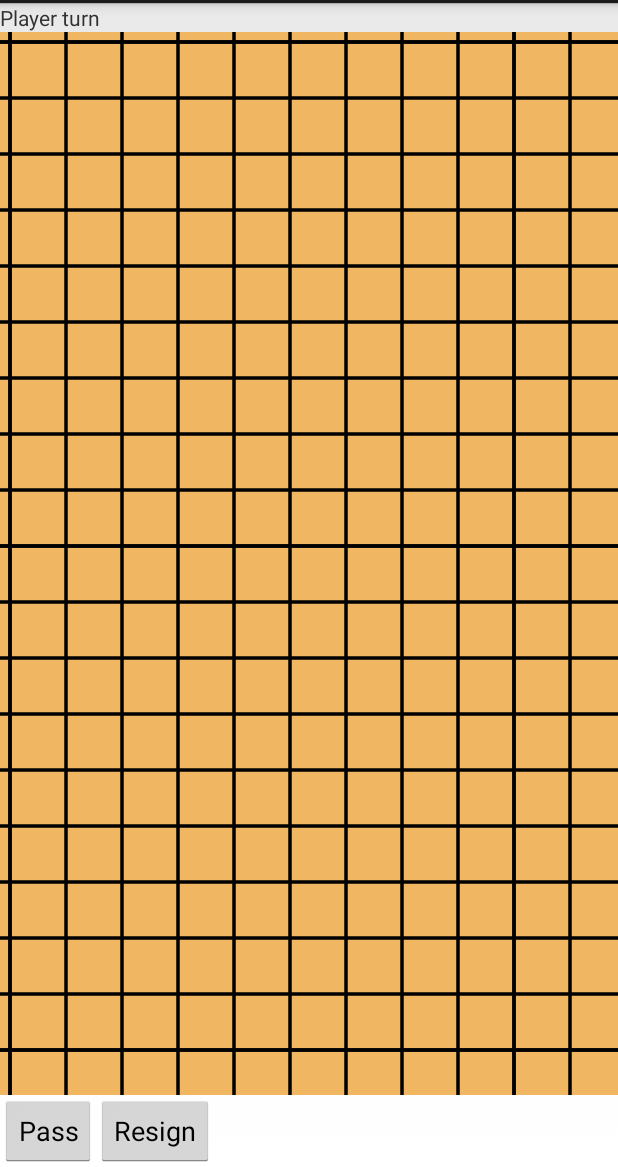
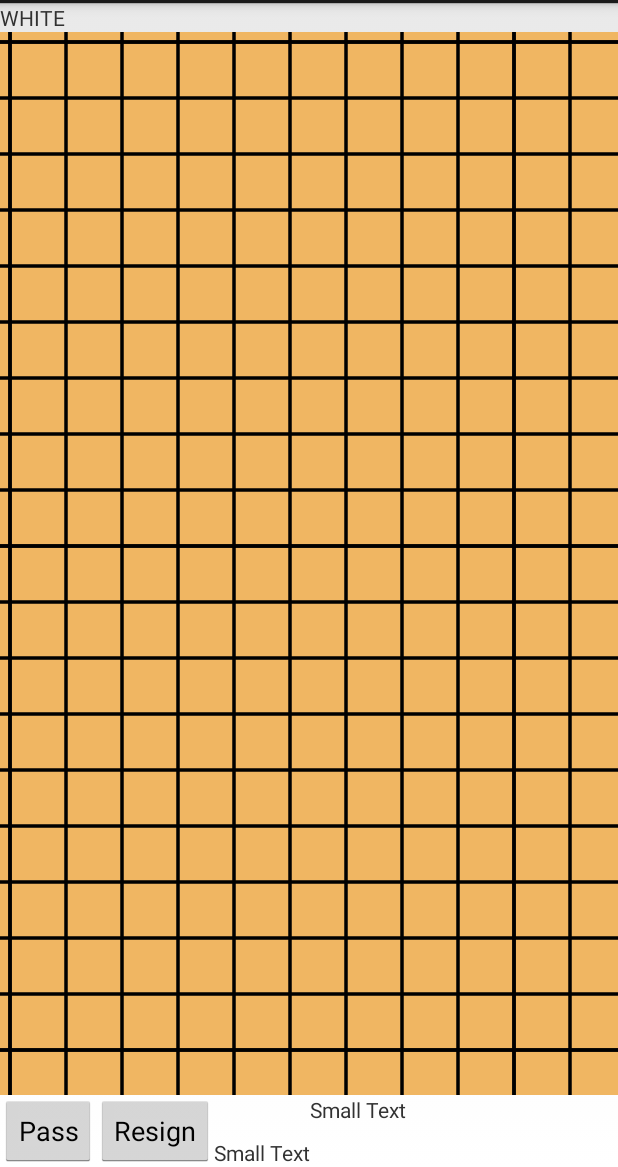
Before and after one commit to beothorn/Torogo, an Android app: the screen it shows after launch (ToroidalGoActivity), in the options menu, after a tap on "Settings", on a phone screen of 412 x 824 dp, the part 69-1236 px from its top. Run offline under Robolectric (Android 15) with nearby library versions, the phone set to English and light mode, and no system bars.

Commit message:
Show final score

```diff
--- a/app/src/main/java/beothorn/github/com/toroidalgo/GoGameController.java
+++ b/app/src/main/java/beothorn/github/com/toroidalgo/GoGameController.java
@@ -1,15 +1,24 @@
 package beothorn.github.com.toroidalgo;
 
+import android.view.View;
+import android.widget.Button;
+import android.widget.TextView;
+
+import beothorn.github.com.toroidalgo.go.impl.logic.BoardListener;
 import beothorn.github.com.toroidalgo.go.impl.logic.GoBoard;
 import beothorn.github.com.toroidalgo.go.impl.logic.ToroidalGoBoard;
 
-public class GoGameController {
+public class GoGameController implements BoardListener{
 
     private GoBoard goBoard;
     private int size = 9;
+    private TextView stateLabel;
+    private TextView blackScore;
+    private TextView whiteScore;
 
     public GoGameController(){
         goBoard = new ToroidalGoBoard(size);
+        goBoard.setBoardListener(this);
     }
 
     public void play(GoBoard.StoneColor player, int line, int column){
@@ -24,4 +33,48 @@ public class GoGameController {
     public int getSize() {
         return size;
     }
+
+    private String nextToPlay(){
+        if(goBoard.nextToPlay() == null){
+            return "game ended";
+        }
+        return goBoard.nextToPlay().toString();
+    }
+
+    public void setStateLabel(TextView stateLabel) {
+        this.stateLabel = stateLabel;
+    }
+
+    public void setPassButton(Button passButton) {
+        passButton.setOnClickListener(new View.OnClickListener() {
+            @Override
+            public void onClick(View view) {
+                goBoard.passTurn();
+                stateLabel.setText(nextToPlay());
+            }
+        });
+    }
+
+    @Override
+    public void updateScore(int _blackScore, int _whiteScore) {
+        blackScore.setText("black "+_blackScore);
+        whiteScore.setText("white "+_whiteScore);
+    }
+
+    @Override
+    public void nextToPlay(GoBoard.StoneColor _nextToPlay) {
+        if(_nextToPlay == null){
+            stateLabel.setText("Game ended");
+        }else{
+            stateLabel.setText(_nextToPlay.toString());
+        }
+    }
+
+    public void setBlackScore(TextView blackScore) {
+        this.blackScore = blackScore;
+    }
+
+    public void setWhiteScore(TextView whiteScore) {
+        this.whiteScore = whiteScore;
+    }
 }
--- a/app/src/main/java/beothorn/github/com/toroidalgo/GoView.java
+++ b/app/src/main/java/beothorn/github/com/toroidalgo/GoView.java
@@ -20,7 +20,6 @@ public class GoView extends View{
 
     private float mLastBoardX;
     private float mLastBoardY;
-
 
     private int blockSize = 30;
     private int moveTolerance = 10;
@@ -161,6 +160,7 @@ public class GoView extends View{
         for(int line = 0; line < boardSize; line++){
             for(int column = 0; column < boardSize; column++){
                 if(controller.getPieceAt(line, column) == null) continue;
+
                 if(controller.getPieceAt(line, column).equals(GoBoard.StoneColor.BLACK)){
                     paint.setColor(Color.BLACK);
                 }else{
@@ -182,7 +182,6 @@ public class GoView extends View{
             int lineRight = onBoardX + rowSize;
             int lineBottom = lineTop + blockSize;
 
-
             int columnLeft = onBoardX + start;
             int columnTop = onBoardY ;
             int columnRight = columnLeft + blockSize;
--- a/app/src/main/java/beothorn/github/com/toroidalgo/ToroidalGoActivity.java
+++ b/app/src/main/java/beothorn/github/com/toroidalgo/ToroidalGoActivity.java
@@ -6,6 +6,8 @@ import android.view.Menu;
 import android.view.MenuItem;
 import android.view.MotionEvent;
 import android.view.View;
+import android.widget.Button;
+import android.widget.TextView;
 
 public class ToroidalGoActivity extends Activity {
 
@@ -15,7 +17,20 @@ public class ToroidalGoActivity extends Activity {
         setContentView(R.layout.activity_toroidal_go);
 
         final GoView goView = (GoView) findViewById(R.id.goView);
-        goView.setController(new GoGameController());
+        GoGameController controller = new GoGameController();
+        goView.setController(controller);
+
+        TextView gameStateLabel = (TextView) findViewById(R.id.gameState);
+        controller.setStateLabel(gameStateLabel);
+
+        Button passButton =  (Button) findViewById(R.id.passButton);
+        controller.setPassButton(passButton);
+
+        TextView blackScore =  (TextView) findViewById(R.id.blackScore);
+        controller.setBlackScore(blackScore);
+
+        TextView whiteScore =  (TextView) findViewById(R.id.whiteScore);
+        controller.setWhiteScore(whiteScore);
 
     }
 
--- a/app/src/main/res/layout/activity_toroidal_go.xml
+++ b/app/src/main/res/layout/activity_toroidal_go.xml
@@ -2,7 +2,8 @@
     xmlns:tools="http://schemas.android.com/tools"
     android:layout_width="match_parent"
     android:layout_height="match_parent"
-    tools:context=".ToroidalGoActivity">
+    tools:context=".ToroidalGoActivity"
+    android:id="@+id/activity_toroidal_go">
 
     <view
         class="beothorn.github.com.toroidalgo.GoView"
@@ -43,4 +44,24 @@
         android:layout_alignBottom="@+id/passButton"
         android:layout_toRightOf="@+id/passButton"
         android:layout_toEndOf="@+id/passButton" />
+
+    <TextView
+        android:layout_width="wrap_content"
+        android:layout_height="wrap_content"
+        android:textAppearance="?android:attr/textAppearanceSmall"
+        android:text="Small Text"
+        android:id="@+id/blackScore"
+        android:layout_alignParentBottom="true"
+        android:layout_toRightOf="@+id/resignButton"
+        android:layout_toEndOf="@+id/resignButton" />
+
+    <TextView
+        android:layout_width="wrap_content"
+        android:layout_height="wrap_content"
+        android:textAppearance="?android:attr/textAppearanceSmall"
+        android:text="Small Text"
+        android:id="@+id/whiteScore"
+        android:layout_alignTop="@+id/resignButton"
+        android:layout_toRightOf="@+id/blackScore"
+        android:layout_toEndOf="@+id/blackScore" />
 </RelativeLayout>
```
